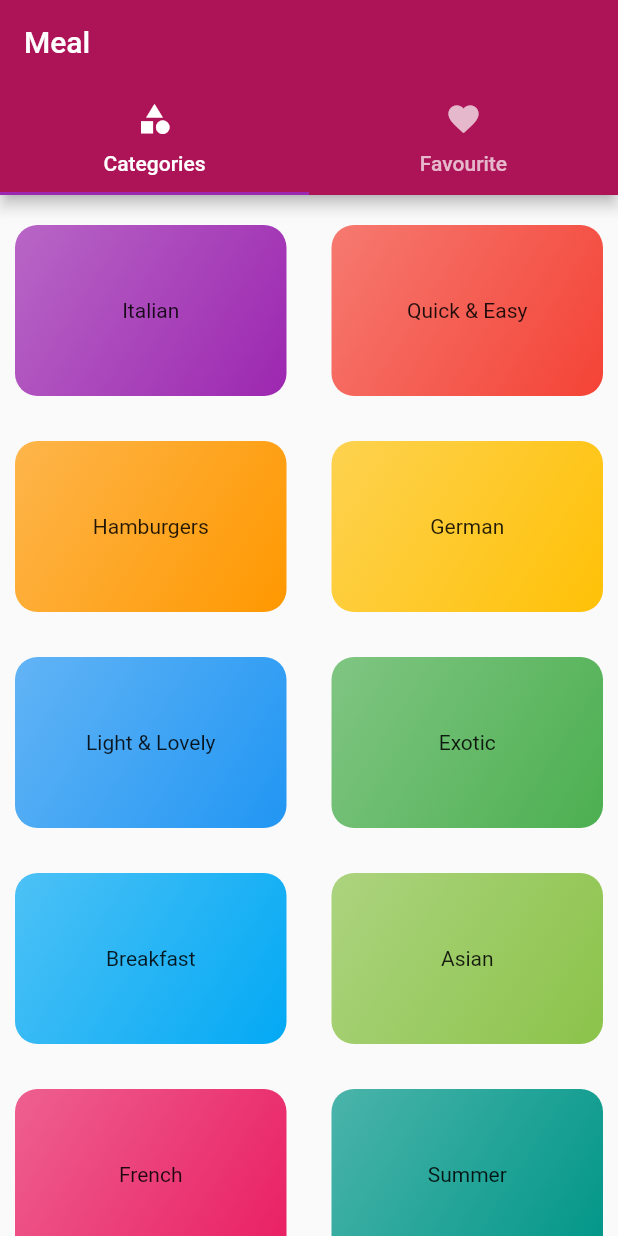
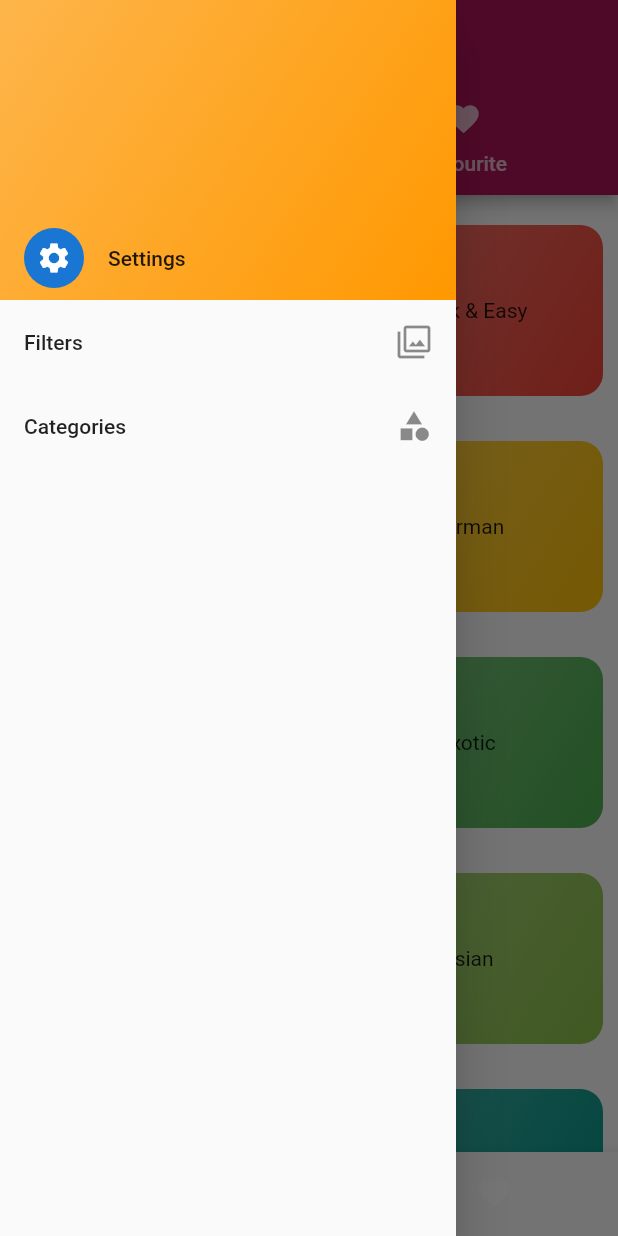
Before and after one commit to zaid0704/DishRecipe, a Flutter app: the screen it shows after launch, with the side drawer open (before the commit the screen has no drawer), on a phone screen of 412 x 824 dp. Run offline on Flutter 3.47's test engine with Material 2 defaults, Android fonts, the phone set to English and light mode, and no system bars.

Commit message:
add filter and recipe Screen

```diff
--- a/lib/main.dart
+++ b/lib/main.dart
@@ -1,7 +1,9 @@
 import 'package:flutter/material.dart';
+import 'package:meal/meal_list.dart';
 import 'package:meal/paticularTypeDish.dart';
 import './Screens.dart/recipe.dart';
 import 'tabsScreen.dart';
+import './Screens.dart/filter.dart';
 void main() => runApp(MyApp());
 
 class MyApp extends StatelessWidget {
@@ -21,7 +23,7 @@ class MyApp extends StatelessWidget {
       title: 'Flutter Demo',
       theme: new ThemeData(
         brightness: Brightness.light,
-        primaryColor: Colors.pink[800], //Changing this will change the color of the TabBar
+        primaryColor: Colors.pink[800],
         accentColor: Colors.cyan[600],
       ),
 
@@ -34,7 +36,9 @@ class MyApp extends StatelessWidget {
       ),
       routes: {
         '/particularDish':(ctx)=>ParticularDishes(),
-        '/recipe':(context)=>Recipe()
+        '/recipe':(context)=>Recipe(),
+        'filterScreen':(context)=>filter(),
+        '/mainScreen':(ctx)=>MealList(),
       },
       );
   }
--- a/lib/meal_list.dart
+++ b/lib/meal_list.dart
@@ -1,6 +1,7 @@
 import 'package:flutter/material.dart';
 import 'dummy_data.dart';
 import 'grid_box_maker.dart';
+import 'category.dart';
 class MealList extends StatefulWidget {
 
 
@@ -9,6 +10,10 @@ class MealList extends StatefulWidget {
 
 class _MealListState extends State<MealList> {
   @override
+  @override
+
+
+
   Widget build(BuildContext context) {
     return GridView(
       children:
--- a/lib/tabsScreen.dart
+++ b/lib/tabsScreen.dart
@@ -1,6 +1,7 @@
 import 'package:flutter/material.dart';
 import 'favourite.dart';
 import 'meal_list.dart';
+import './widgets.dart/mydrawer.dart';
 class TabsScreen extends StatefulWidget {
 
 
@@ -16,6 +17,7 @@ class _TabsScreenState extends State<TabsScreen> {
 
       child: Scaffold(
         appBar: AppBar(title: Text('Meal'),
+
         bottom: TabBar(
 
           indicatorColor: Colors.purple,
@@ -29,6 +31,26 @@ class _TabsScreenState extends State<TabsScreen> {
             favorite(),
           ],
         ),
+        bottomNavigationBar: BottomNavigationBar(
+          currentIndex: 0,
+          elevation: 8.0,
+          type: BottomNavigationBarType.shifting,
+          backgroundColor: Colors.redAccent,
+          selectedItemColor: Colors.yellow,
+
+          unselectedItemColor: Colors.white,
+          items: [
+            BottomNavigationBarItem(
+              icon: Icon(Icons.category),
+              title: Text('Category')
+            ),
+            BottomNavigationBarItem(
+              icon: Icon(Icons.favorite),
+              title: Text('Favorite')
+            )
+          ],
+        ),
+        drawer:myDrawer(),
 
       ),
     );
--- /dev/null
+++ b/lib/widgets.dart/mydrawer.dart
@@ -0,0 +1,65 @@
+import 'package:flutter/material.dart';
+
+class myDrawer extends StatefulWidget {
+  myDrawer({Key key}) : super(key: key);
+
+  _myDrawerState createState() => _myDrawerState();
+}
+
+class _myDrawerState extends State<myDrawer> {
+  @override
+  Widget build(BuildContext context) {
+    return Drawer(
+    //   child:SingleChildScrollView(
+        child: Column(
+      children: <Widget>[
+        Container(
+          alignment: Alignment.bottomCenter,
+          child: ListTile(
+
+            leading: CircleAvatar(child: Icon(Icons.settings),),
+            title: Text('Settings'),
+          ),
+          width: double.infinity,
+          height: 200,
+          decoration:BoxDecoration(
+          gradient: LinearGradient(
+          colors: [Colors.orange.withOpacity(0.7),
+                Colors.orange ],
+          begin:Alignment.topLeft,
+          end: Alignment.bottomRight
+          ),
+        ),
+        ),
+        Container(
+          width: double.infinity,
+          height: 400,
+          child: ListView(
+          children: <Widget>[
+
+            ListTile(
+              title: Text('Filters'),
+              trailing: Icon(Icons.filter),
+              onTap:(){
+                Navigator.of(context).popAndPushNamed('filterScreen');
+              } ,
+
+            ),
+            ListTile(
+              title: Text('Categories'),
+              trailing: Icon(Icons.category),
+              onTap: (){
+                Navigator.of(context).pop();
+              },
+            )
+          ],
+        )
+        )
+        ,
+
+      ],
+    ),
+
+    );
+    }
+}
```
Also changed, not shown: lib/Screens.dart/filter.dart (added, +75 -0 lines), lib/Screens.dart/recipe.dart (+59 -12 lines), lib/widgets.dart/content_selected_type.dart (+5 -4 lines), lib/grid_box_maker.dart (line endings or trailing spaces).
